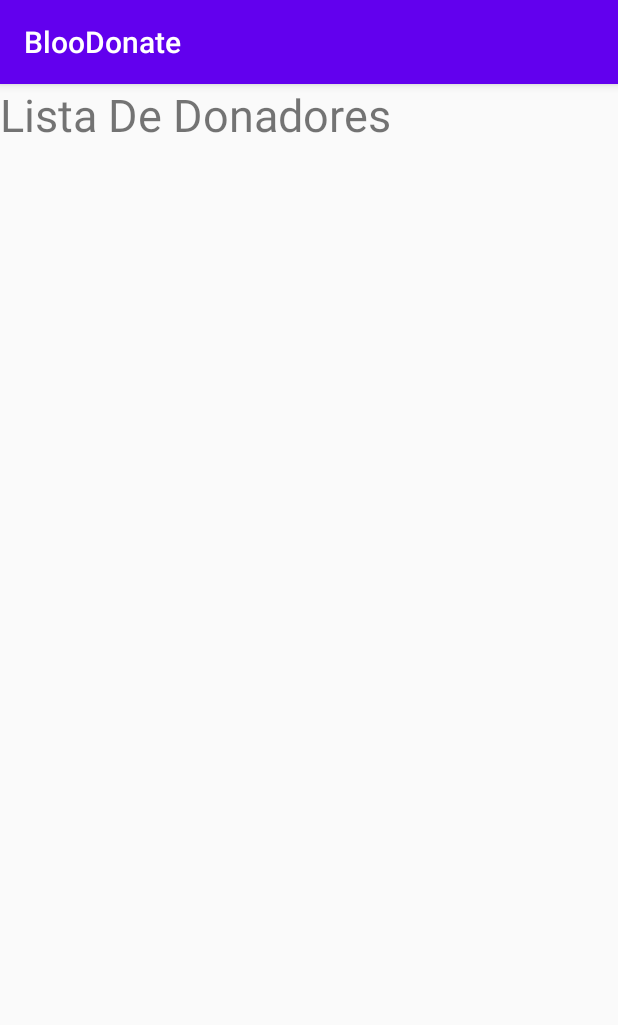
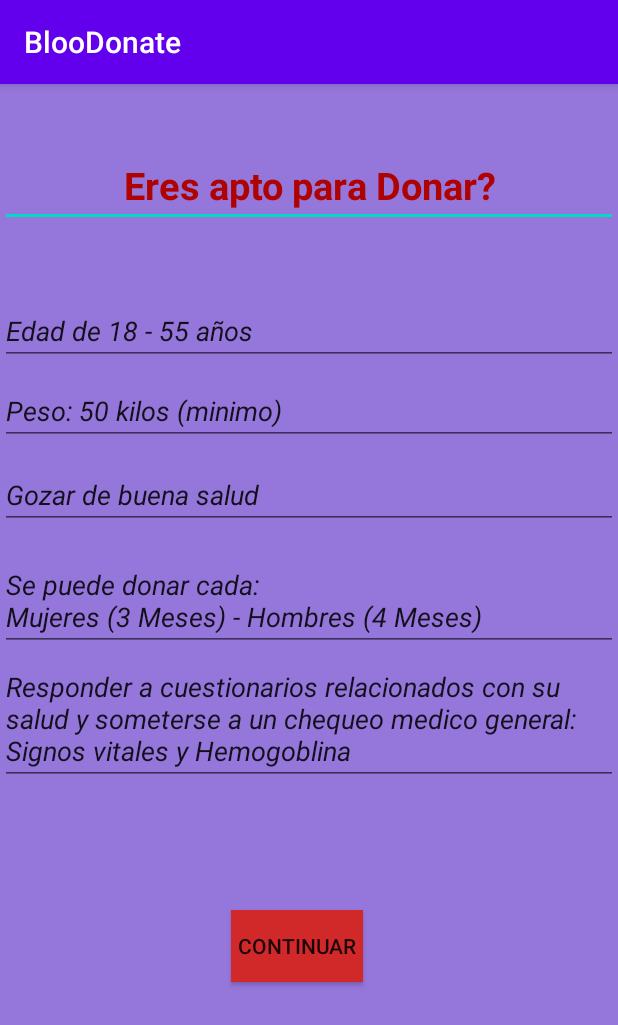
Before and after one commit to reyalexander/BlooDonate, an Android app: the SecondActivity screen opened directly, with no data from a screen before it, after a tap on "ENVIAR", on a phone screen of 412 x 824 dp. Shown: the top 1025 px of the screen. Run offline under Robolectric (Android 15) with nearby library versions, the phone set to English and light mode, and no system bars; our stand-ins replace Firebase (no records; nobody signed in at launch, a user with empty details on screens opened directly); 1 statement that could not run was skipped.

Commit message:
Create Donador Apto to Donate Blood, Requerimientos

```diff
--- a/app/src/main/AndroidManifest.xml
+++ b/app/src/main/AndroidManifest.xml
@@ -28,6 +28,7 @@
         <activity android:name=".MenuActivity"></activity>
         <activity android:name=".SecondActivity"></activity>
         <activity android:name=".UserMenuActivity"></activity>
+        <activity android:name=".DonadorAptoActivity"></activity>
     </application>
 
 </manifest>
--- a/app/src/main/java/com/example/bloodonate/DonadorAptoActivity.java
+++ b/app/src/main/java/com/example/bloodonate/DonadorAptoActivity.java
@@ -1,4 +1,15 @@
 package com.example.bloodonate;
 
-public class DonadorAptoActivity {
+import android.os.Bundle;
+
+import androidx.annotation.Nullable;
+import androidx.appcompat.app.AppCompatActivity;
+
+public class DonadorAptoActivity extends AppCompatActivity {
+
+    @Override
+    protected void onCreate(@Nullable Bundle savedInstanceState) {
+        super.onCreate(savedInstanceState);
+        setContentView(R.layout.activity_donadorapto);
+    }
 }
--- a/app/src/main/java/com/example/bloodonate/SecondActivity.java
+++ b/app/src/main/java/com/example/bloodonate/SecondActivity.java
@@ -66,7 +66,7 @@ public class SecondActivity extends AppCompatActivity {
             public void onClick(View view) {
                 agregarDonador();
                 //listarDonadores();
-                Intent i = new Intent(SecondActivity.this, UserMenuActivity.class);
+                Intent i = new Intent(SecondActivity.this, DonadorAptoActivity.class);
                 startActivity(i);
             }
         });
--- a/app/src/main/java/com/example/bloodonate/UserMenuActivity.java
+++ b/app/src/main/java/com/example/bloodonate/UserMenuActivity.java
@@ -30,7 +30,6 @@ public class UserMenuActivity extends AppCompatActivity {
         setContentView(R.layout.activity_usermenu);
 
         listViewPerson = findViewById(R.id.listv_donadores);
-
         listarDonadores();
 
     }
--- /dev/null
+++ b/app/src/main/res/layout/activity_donadorapto.xml
@@ -0,0 +1,112 @@
+<?xml version="1.0" encoding="utf-8"?>
+<androidx.constraintlayout.widget.ConstraintLayout
+    xmlns:android="http://schemas.android.com/apk/res/android"
+    xmlns:app="http://schemas.android.com/apk/res-auto"
+    xmlns:tools="http://schemas.android.com/tools"
+    android:background="#9576DA"
+    android:layout_width="match_parent"
+    android:layout_height="match_parent">
+
+    <EditText
+        android:layout_width="match_parent"
+        android:layout_height="wrap_content"
+        android:layout_marginTop="40dp"
+        android:ems="10"
+        android:gravity="center_horizontal"
+        android:text="Eres apto para Donar?"
+        android:textStyle="bold"
+        android:textColor="#AF0202"
+        android:textSize="25dp"
+        app:layout_constraintEnd_toEndOf="parent"
+        app:layout_constraintHorizontal_bias="0.0"
+        app:layout_constraintStart_toStartOf="parent"
+        app:layout_constraintTop_toTopOf="parent" />
+
+    a
+
+    <EditText
+        android:layout_width="match_parent"
+        android:layout_height="wrap_content"
+        android:layout_marginTop="32dp"
+        android:ems="10"
+        android:paddingTop="120dp"
+        android:text="Edad de 18 - 55 años"
+        android:textStyle="italic"
+        app:layout_constraintEnd_toEndOf="parent"
+        app:layout_constraintHorizontal_bias="0.0"
+        app:layout_constraintStart_toStartOf="parent"
+        app:layout_constraintTop_toTopOf="parent" />
+
+    <EditText
+        android:layout_width="match_parent"
+        android:layout_height="wrap_content"
+        android:layout_marginTop="180dp"
+        android:ems="10"
+        android:paddingTop="25dp"
+        android:text="Peso: 50 kilos (minimo)"
+        android:textStyle="italic"
+        app:layout_constraintEnd_toEndOf="parent"
+        app:layout_constraintHorizontal_bias="0.0"
+        app:layout_constraintStart_toStartOf="parent"
+        app:layout_constraintTop_toTopOf="parent" />
+
+    <EditText
+        android:layout_width="match_parent"
+        android:layout_height="wrap_content"
+        android:layout_marginTop="236dp"
+        android:ems="10"
+        android:paddingTop="25dp"
+        android:text="Gozar de buena salud"
+        android:textStyle="italic"
+        app:layout_constraintEnd_toEndOf="parent"
+        app:layout_constraintHorizontal_bias="0.0"
+        app:layout_constraintStart_toStartOf="parent"
+        app:layout_constraintTop_toTopOf="parent" />
+
+    <EditText
+        android:layout_width="match_parent"
+        android:layout_height="wrap_content"
+        android:layout_marginTop="296dp"
+        android:ems="10"
+        android:paddingTop="25dp"
+        android:text="Se puede donar cada: \nMujeres (3 Meses) - Hombres (4 Meses)"
+        android:textStyle="italic"
+        app:layout_constraintEnd_toEndOf="parent"
+        app:layout_constraintHorizontal_bias="0.0"
+        app:layout_constraintStart_toStartOf="parent"
+        app:layout_constraintTop_toTopOf="parent" />
+
+    <EditText
+        android:id="@+id/editText"
+        android:layout_width="match_parent"
+        android:layout_height="wrap_content"
+        android:layout_marginTop="364dp"
+        android:ems="10"
+        android:paddingTop="25dp"
+        android:text="Responder a cuestionarios relacionados con su salud y someterse a un chequeo medico general: Signos vitales y Hemogoblina"
+        android:textStyle="italic"
+        app:layout_constraintEnd_toEndOf="parent"
+        app:layout_constraintHorizontal_bias="0.0"
+        app:layout_constraintStart_toStartOf="parent"
+        app:layout_constraintTop_toTopOf="parent" />
+
+    <Button
+        android:id="@+id/btnContinuar"
+        android:layout_width="wrap_content"
+        android:layout_height="wrap_content"
+        android:layout_marginStart="154dp"
+        android:layout_marginLeft="154dp"
+        android:layout_marginTop="65dp"
+        android:layout_marginEnd="155dp"
+        android:layout_marginRight="155dp"
+        android:layout_marginBottom="152dp"
+        android:background="#D12929"
+        android:text="Continuar"
+        app:layout_constraintBottom_toBottomOf="parent"
+        app:layout_constraintEnd_toEndOf="parent"
+        app:layout_constraintHorizontal_bias="0.0"
+        app:layout_constraintStart_toStartOf="parent"
+        app:layout_constraintTop_toBottomOf="@+id/editText" />
+
+
+</androidx.constraintlayout.widget.ConstraintLayout>
--- a/app/src/main/res/layout/activity_main.xml
+++ b/app/src/main/res/layout/activity_main.xml
@@ -4,6 +4,7 @@
     xmlns:tools="http://schemas.android.com/tools"
     android:layout_width="match_parent"
     android:layout_height="match_parent"
+    android:background="#9071D6"
     tools:context=".MainActivity">
 
     <com.google.android.gms.common.SignInButton
--- a/app/src/main/res/layout/activity_menu.xml
+++ b/app/src/main/res/layout/activity_menu.xml
@@ -12,9 +12,9 @@
         android:id="@+id/btn_userFree"
         android:layout_width="wrap_content"
         android:layout_height="wrap_content"
-        android:layout_marginStart="64dp"
-        android:layout_marginLeft="64dp"
-        android:layout_marginBottom="372dp"
+        android:layout_marginStart="60dp"
+        android:layout_marginLeft="60dp"
+        android:layout_marginBottom="264dp"
         android:background="#E88A8A"
         android:text="Usuario Libre"
         app:layout_constraintBottom_toBottomOf="parent"
@@ -24,9 +24,9 @@
         android:id="@+id/btn_donador"
         android:layout_width="wrap_content"
         android:layout_height="wrap_content"
-        android:layout_marginEnd="80dp"
-        android:layout_marginRight="80dp"
-        android:layout_marginBottom="372dp"
+        android:layout_marginEnd="76dp"
+        android:layout_marginRight="76dp"
+        android:layout_marginBottom="264dp"
         android:background="#E88A8A"
         android:text="Donador"
         app:layout_constraintBottom_toBottomOf="parent"
@@ -38,27 +38,32 @@
         android:layout_height="50dp"
         android:layout_marginStart="44dp"
         android:layout_marginLeft="44dp"
+        android:layout_marginEnd="39dp"
+        android:layout_marginRight="39dp"
         android:layout_marginBottom="48dp"
         android:gravity="center_horizontal"
         android:text="Usuario que busca un donador"
         android:textColor="@color/colorPrimaryDark"
         android:textSize="17dp"
         app:layout_constraintBottom_toTopOf="@+id/btn_userFree"
+        app:layout_constraintEnd_toStartOf="@+id/txt_donador"
         app:layout_constraintStart_toStartOf="parent" />
 
     <TextView
         android:id="@+id/txt_donador"
         android:layout_width="150dp"
         android:layout_height="50dp"
-        android:layout_marginEnd="48dp"
-        android:layout_marginRight="48dp"
-        android:layout_marginBottom="48dp"
+        android:layout_marginTop="96dp"
+        android:layout_marginEnd="28dp"
+        android:layout_marginRight="28dp"
+        android:layout_marginBottom="44dp"
         android:gravity="center_horizontal"
         android:text="Usuario que quiere donar"
         android:textColor="@color/colorPrimaryDark"
         android:textSize="17dp"
         app:layout_constraintBottom_toTopOf="@+id/btn_donador"
-        app:layout_constraintEnd_toEndOf="parent" />
+        app:layout_constraintEnd_toEndOf="parent"
+        app:layout_constraintTop_toBottomOf="@+id/txt_title" />
 
     <TextView
         android:id="@+id/txt_title"
@@ -79,6 +84,7 @@
         app:layout_constraintEnd_toEndOf="parent"
         app:layout_constraintHorizontal_bias="0.0"
         app:layout_constraintStart_toStartOf="parent"
-        app:layout_constraintTop_toTopOf="parent" />
+        app:layout_constraintTop_toTopOf="parent"
+        app:layout_constraintVertical_bias="0.761" />
 
 </androidx.constraintlayout.widget.ConstraintLayout>
```
Also changed, not shown: 1 other file.
